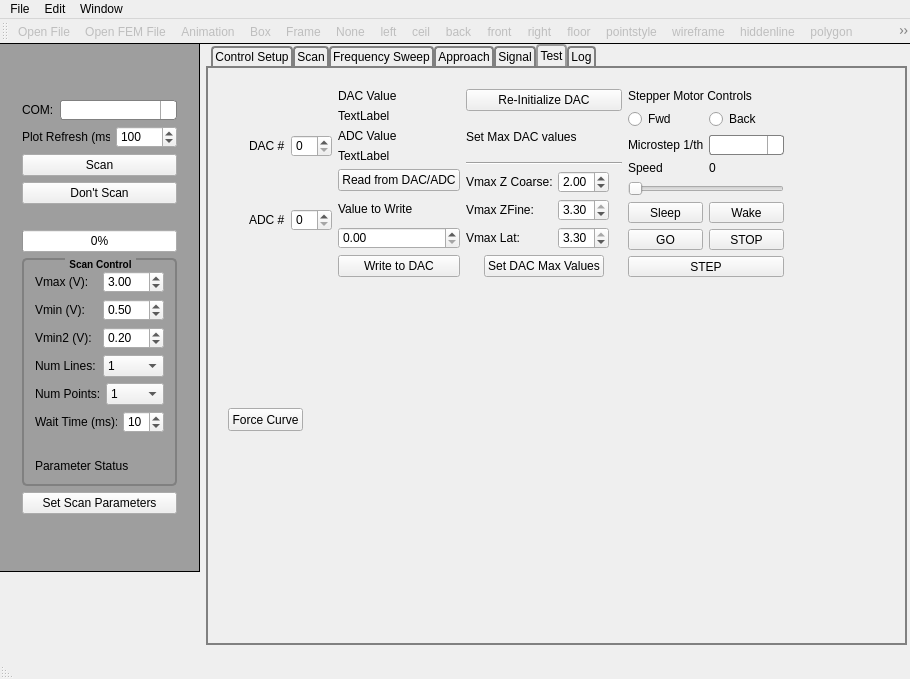
The window that gui/mainwindow.ui (neil-sarkar/AFM-CLIENT) describes before a commit, drawn with Qt 5.
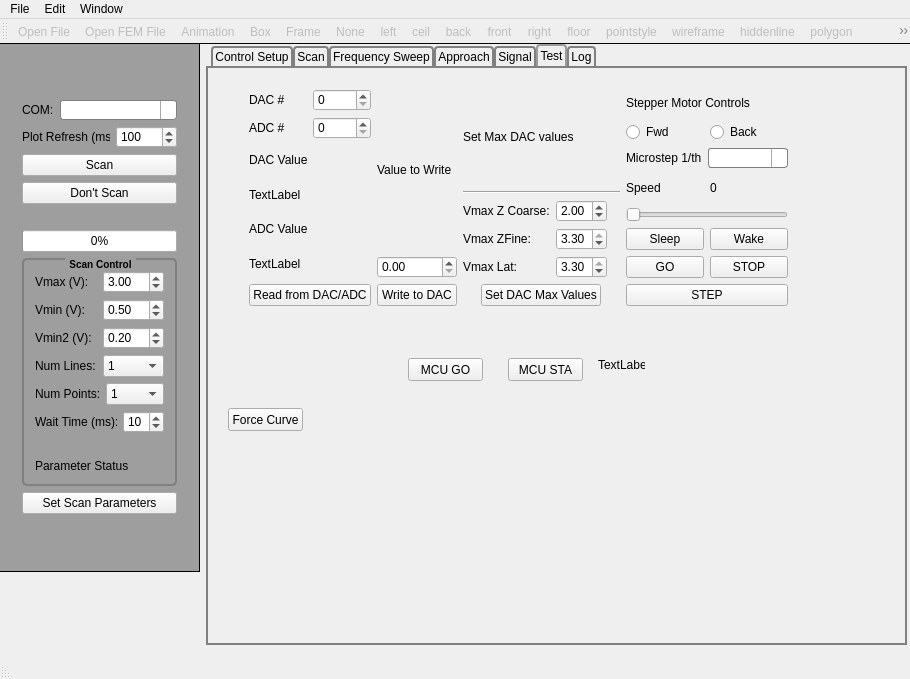
The same window after the commit. The open tabs and pages were chosen to show the change. Icons and pictures are not drawn.

Patch:
```diff
--- a/gui/mainwindow.ui
+++ b/gui/mainwindow.ui
@@ -1234,6 +1234,19 @@
              <property name="title">
               <string>Platform Controls</string>
              </property>
+             <widget class="QPushButton" name="btn_re_init">
+              <property name="geometry">
+               <rect>
+                <x>40</x>
+                <y>40</y>
+                <width>167</width>
+                <height>23</height>
+               </rect>
+              </property>
+              <property name="text">
+               <string>Re-Initialize AFM: DAC and PGA</string>
+              </property>
+             </widget>
             </widget>
            </widget>
           </item>
@@ -2173,8 +2186,8 @@
        <rect>
         <x>30</x>
         <y>10</y>
-        <width>557</width>
-        <height>210</height>
+        <width>561</width>
+        <height>239</height>
        </rect>
       </property>
       <layout class="QHBoxLayout" name="horizontalLayout_26">
@@ -2208,10 +2221,6 @@
            </item>
           </layout>
          </item>
-        </layout>
-       </item>
-       <item>
-        <layout class="QVBoxLayout" name="verticalLayout_11">
          <item>
           <layout class="QVBoxLayout" name="verticalLayout_7">
            <item>
@@ -2254,6 +2263,10 @@
            </item>
           </layout>
          </item>
+        </layout>
+       </item>
+       <item>
+        <layout class="QVBoxLayout" name="verticalLayout_11">
          <item>
           <layout class="QHBoxLayout" name="horizontalLayout_22">
            <item>
@@ -2296,13 +2309,6 @@
          <property name="sizeConstraint">
           <enum>QLayout::SetDefaultConstraint</enum>
          </property>
-         <item>
-          <widget class="QPushButton" name="btn_re_init">
-           <property name="text">
-            <string>Re-Initialize DAC</string>
-           </property>
-          </widget>
-         </item>
          <item>
           <widget class="QLabel" name="label_15">
            <property name="text">
@@ -2760,6 +2766,45 @@
        </item>
       </layout>
      </widget>
+     <widget class="QPushButton" name="pushButton_3">
+      <property name="geometry">
+       <rect>
+        <x>300</x>
+        <y>290</y>
+        <width>75</width>
+        <height>23</height>
+       </rect>
+      </property>
+      <property name="text">
+       <string>MCU STA</string>
+      </property>
+     </widget>
+     <widget class="QPushButton" name="btn_autoappr_mcu_start_2">
+      <property name="geometry">
+       <rect>
+        <x>200</x>
+        <y>290</y>
+        <width>75</width>
+        <height>23</height>
+       </rect>
+      </property>
+      <property name="text">
+       <string>MCU GO</string>
+      </property>
+     </widget>
+     <widget class="QLabel" name="label_33">
+      <property name="geometry">
+       <rect>
+        <x>390</x>
+        <y>290</y>
+        <width>47</width>
+        <height>13</height>
+       </rect>
+      </property>
+      <property name="text">
+       <string>TextLabel</string>
+      </property>
+     </widget>
     </widget>
     <widget class="QWidget" name="tabLog">
      <attribute name="title">
```
Left out of the diff: 47 changed lines with no effect on the pictures.
